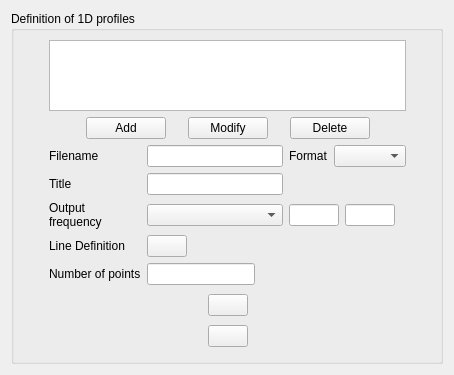
Qt form gui/Pages/ProfilesForm.ui (code-saturne/code_saturne) before a commit.
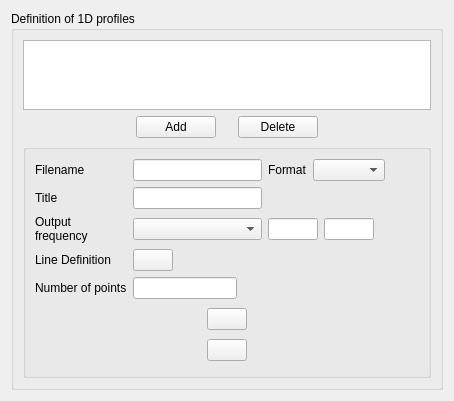
The same form after that commit. Icons and pictures are not drawn.

Commit message: suppression button modify in timeAverage and profiles pages

Patch:
```diff
--- a/gui/Pages/ProfilesForm.ui
+++ b/gui/Pages/ProfilesForm.ui
@@ -7,20 +7,20 @@
     <x>0</x>
     <y>0</y>
     <width>440</width>
-    <height>375</height>
+    <height>394</height>
    </rect>
   </property>
   <property name="windowTitle">
    <string>Form</string>
   </property>
-  <layout class="QGridLayout" name="gridLayout_4">
+  <layout class="QGridLayout" name="gridLayout_5">
    <item row="0" column="0">
     <widget class="QGroupBox" name="groupBox">
      <property name="title">
       <string>Definition of 1D profiles</string>
      </property>
-     <layout class="QGridLayout" name="gridLayout_3">
-      <item row="0" column="1">
+     <layout class="QGridLayout" name="gridLayout_4">
+      <item row="0" column="0">
        <widget class="QTreeView" name="treeViewProfile">
         <property name="indentation">
          <number>0</number>
@@ -30,7 +30,7 @@
         </property>
        </widget>
       </item>
-      <item row="1" column="1">
+      <item row="1" column="0">
        <layout class="QHBoxLayout">
         <property name="spacing">
          <number>6</number>
@@ -79,26 +79,6 @@
             </property>
            </spacer>
           </item>
-          <item>
-           <widget class="QPushButton" name="pushButtonEdit">
-            <property name="text">
-             <string>Modify</string>
-            </property>
-           </widget>
-          </item>
-          <item>
-           <spacer>
-            <property name="orientation">
-             <enum>Qt::Horizontal</enum>
-            </property>
-            <property name="sizeHint" stdset="0">
-             <size>
-              <width>16</width>
-              <height>16</height>
-             </size>
-            </property>
-           </spacer>
-          </item>
           <item>
            <widget class="QPushButton" name="pushButtonDelete">
             <property name="text">
@@ -124,19 +104,12 @@
        </layout>
       </item>
       <item row="2" column="0">
-       <spacer>
-        <property name="orientation">
-         <enum>Qt::Horizontal</enum>
+       <widget class="QGroupBox" name="groupBoxProfile">
+        <property name="title">
+         <string/>
         </property>
-        <property name="sizeHint" stdset="0">
-         <size>
-          <width>2</width>
-          <height>13</height>
-         </size>
-        </property>
-       </spacer>
-      </item>
-      <item row="2" column="1">
+        <layout class="QGridLayout" name="gridLayout_3">
+         <item row="0" column="0">
        <layout class="QGridLayout" name="gridLayout_2">
         <item row="0" column="0" colspan="3">
          <layout class="QGridLayout" name="gridLayout">
@@ -168,6 +141,19 @@
             <item>
              <widget class="QComboBox" name="comboBoxFormat"/>
             </item>
+               <item>
+                <spacer name="horizontalSpacer_2">
+                 <property name="orientation">
+                  <enum>Qt::Horizontal</enum>
+                 </property>
+                 <property name="sizeHint" stdset="0">
+                  <size>
+                   <width>40</width>
+                   <height>20</height>
+                  </size>
+                 </property>
+                </spacer>
+               </item>
            </layout>
           </item>
           <item row="1" column="0">
@@ -427,18 +413,8 @@
         </item>
        </layout>
       </item>
-      <item row="2" column="2">
-       <spacer>
-        <property name="orientation">
-         <enum>Qt::Horizontal</enum>
-        </property>
-        <property name="sizeHint" stdset="0">
-         <size>
-          <width>6</width>
-          <height>18</height>
-         </size>
-        </property>
-       </spacer>
+        </layout>
+       </widget>
       </item>
      </layout>
     </widget>
```
Lines whose indentation alone changed are shown as unchanged. The commit also changes 5 other files.
